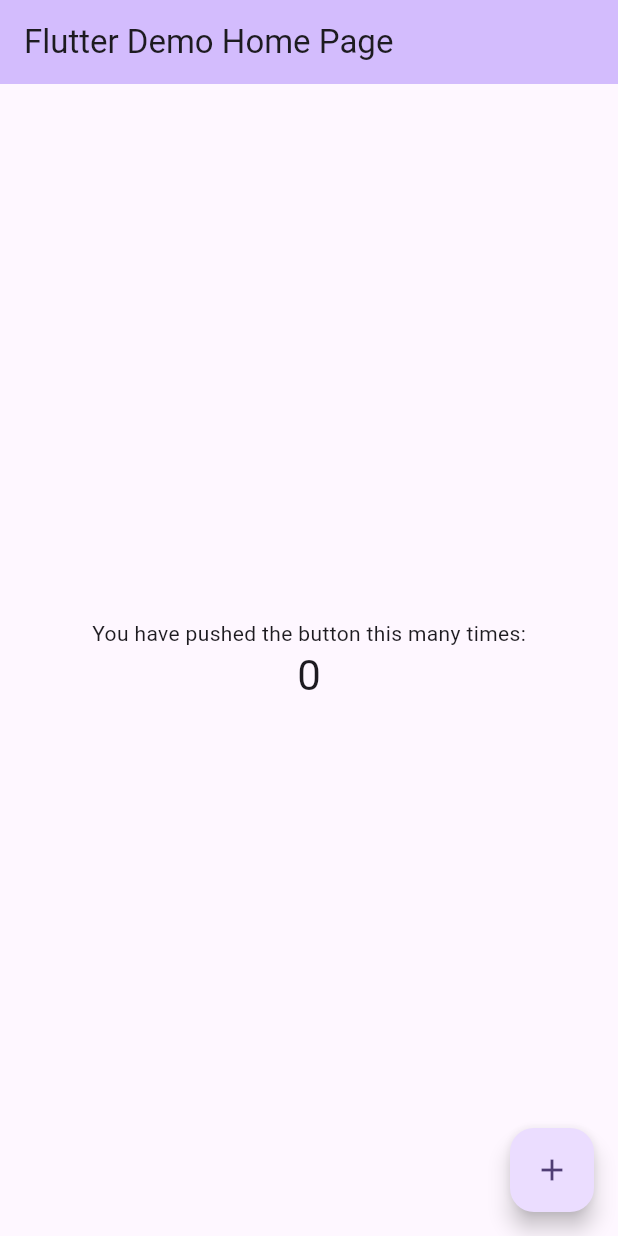
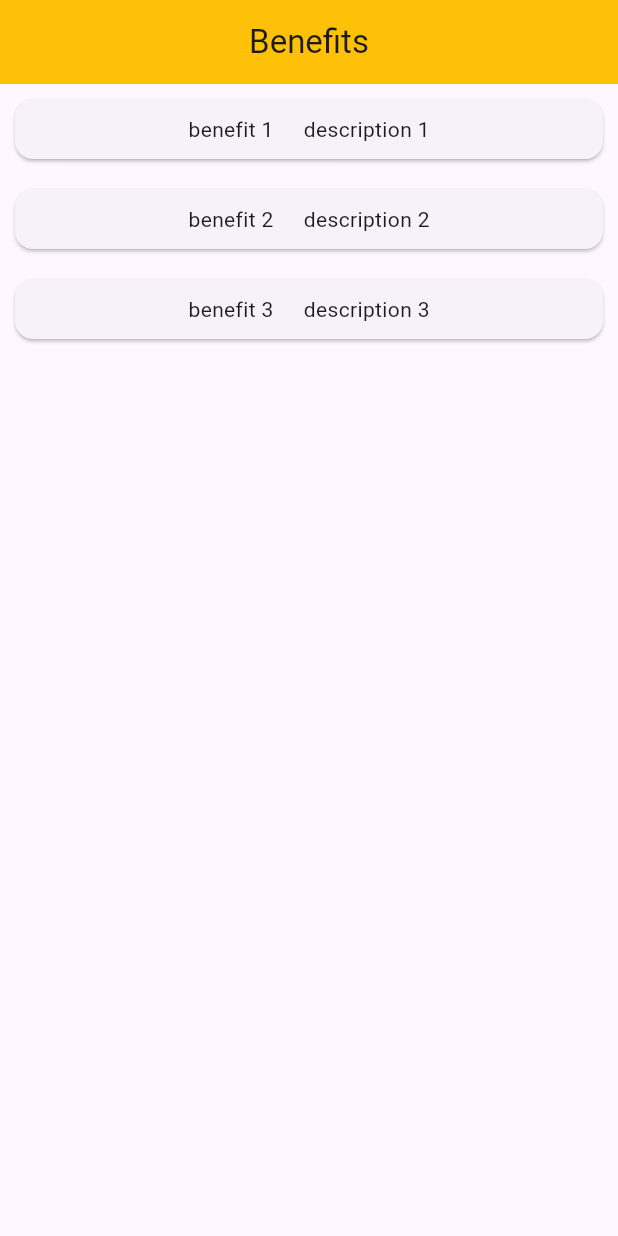
Before and after one commit to swapniludar/ehop_app, a Flutter app: the screen it shows after launch, on a phone screen of 412 x 824 dp. Run offline on Flutter 3.47's test engine with Material 3 defaults, Android fonts, the light colour scheme and no system bars.

Commit message:
introduced benefits page with dummy values

```diff
--- a/lib/main.dart
+++ b/lib/main.dart
@@ -1,122 +1,39 @@
+import 'package:ehop_app/model/benefit.dart';
+import 'package:ehop_app/widget/benefit_card.dart';
 import 'package:flutter/material.dart';
 
 void main() {
-  runApp(const MyApp());
+  runApp(MaterialApp(home: const BenefitsPage()));
 }
 
-class MyApp extends StatelessWidget {
-  const MyApp({super.key});
+class BenefitsPage extends StatelessWidget {
+  static List<Benefit> benefits = [
+    Benefit("benefit 1", "description 1"),
+    Benefit("benefit 2", "description 2"),
+    Benefit("benefit 3", "description 3"),
+  ];
 
-  // This widget is the root of your application.
+  const BenefitsPage({super.key});
+
   @override
   Widget build(BuildContext context) {
-    return MaterialApp(
-      title: 'Flutter Demo',
-      theme: ThemeData(
-        // This is the theme of your application.
-        //
-        // TRY THIS: Try running your application with "flutter run". You'll see
-        // the application has a purple toolbar. Then, without quitting the app,
-        // try changing the seedColor in the colorScheme below to Colors.green
-        // and then invoke "hot reload" (save your changes or press the "hot
-        // reload" button in a Flutter-supported IDE, or press "r" if you used
-        // the command line to start the app).
-        //
-        // Notice that the counter didn't reset back to zero; the application
-        // state is not lost during the reload. To reset the state, use hot
-        // restart instead.
-        //
-        // This works for code too, not just values: Most code changes can be
-        // tested with just a hot reload.
-        colorScheme: ColorScheme.fromSeed(seedColor: Colors.deepPurple),
+    return Scaffold(
+      appBar: AppBar(
+        title: Text("Benefits"),
+        centerTitle: true,
+        backgroundColor: Colors.amber,
       ),
-      home: const MyHomePage(title: 'Flutter Demo Home Page'),
+      body: Center(
+        child: ListView.builder(
+          itemCount: benefits.length,
+          itemBuilder: (BuildContext context, int index) {
+            return BenefitCard(
+              benefit: benefits[index],
+              onTap: () => {print("Tapped on ${benefits[index].name}")},
+            );
+          },
+        ),
+      ),
     );
   }
 }
-
-class MyHomePage extends StatefulWidget {
-  const MyHomePage({super.key, required this.title});
-
-  // This widget is the home page of your application. It is stateful, meaning
-  // that it has a State object (defined below) that contains fields that affect
-  // how it looks.
-
-  // This class is the configuration for the state. It holds the values (in this
-  // case the title) provided by the parent (in this case the App widget) and
-  // used by the build method of the State. Fields in a Widget subclass are
-  // always marked "final".
-
-  final String title;
-
-  @override
-  State<MyHomePage> createState() => _MyHomePageState();
-}
-
-class _MyHomePageState extends State<MyHomePage> {
-  int _counter = 0;
-
-  void _incrementCounter() {
-    setState(() {
-      // This call to setState tells the Flutter framework that something has
-      // changed in this State, which causes it to rerun the build method below
-      // so that the display can reflect the updated values. If we changed
-      // _counter without calling setState(), then the build method would not be
-      // called again, and so nothing would appear to happen.
-      _counter++;
-    });
-  }
-
-  @override
-  Widget build(BuildContext context) {
-    // This method is rerun every time setState is called, for instance as done
-    // by the _incrementCounter method above.
-    //
-    // The Flutter framework has been optimized to make rerunning build methods
-    // fast, so that you can just rebuild anything that needs updating rather
-    // than having to individually change instances of widgets.
-    return Scaffold(
-      appBar: AppBar(
-        // TRY THIS: Try changing the color here to a specific color (to
-        // Colors.amber, perhaps?) and trigger a hot reload to see the AppBar
-        // change color while the other colors stay the same.
-        backgroundColor: Theme.of(context).colorScheme.inversePrimary,
-        // Here we take the value from the MyHomePage object that was created by
-        // the App.build method, and use it to set our appbar title.
-        title: Text(widget.title),
-      ),
-      body: Center(
-        // Center is a layout widget. It takes a single child and positions it
-        // in the middle of the parent.
-        child: Column(
-          // Column is also a layout widget. It takes a list of children and
-          // arranges them vertically. By default, it sizes itself to fit its
-          // children horizontally, and tries to be as tall as its parent.
-          //
-          // Column has various properties to control how it sizes itself and
-          // how it positions its children. Here we use mainAxisAlignment to
-          // center the children vertically; the main axis here is the vertical
-          // axis because Columns are vertical (the cross axis would be
-          // horizontal).
-          //
-          // TRY THIS: Invoke "debug painting" (choose the "Toggle Debug Paint"
-          // action in the IDE, or press "p" in the console), to see the
-          // wireframe for each widget.
-          mainAxisAlignment: MainAxisAlignment.center,
-          children: <Widget>[
-            const Text('You have pushed the button this many times:'),
-            Text(
-              '$_counter',
-              style: Theme.of(context).textTheme.headlineMedium,
-            ),
-          ],
-        ),
-      ),
-      floatingActionButton: FloatingActionButton(
-        onPressed: _incrementCounter,
-        tooltip: 'Increment',
-        child: const Icon(Icons.add),
-      ), // This trailing comma makes auto-formatting nicer for build methods.
-    );
-  }
-}
--- /dev/null
+++ b/lib/model/benefit.dart
@@ -0,0 +1,6 @@
+class Benefit {
+  String name;
+  String description;
+
+  Benefit(this.name, this.description);
+}
--- /dev/null
+++ b/lib/widget/benefit_card.dart
@@ -0,0 +1,30 @@
+import 'package:ehop_app/model/benefit.dart';
+import 'package:flutter/material.dart';
+
+class BenefitCard extends StatelessWidget {
+  final Benefit benefit;
+  final VoidCallback onTap;
+
+  const BenefitCard({super.key, required this.benefit, required this.onTap});
+
+  @override
+  Widget build(BuildContext context) {
+    return GestureDetector(
+      onTap: onTap,
+      child: Card(
+        margin: const EdgeInsets.all(10),
+        child: Padding(
+          padding: const EdgeInsets.all(10),
+          child: Row(
+            mainAxisAlignment: MainAxisAlignment.center,
+            children: [
+              Text(benefit.name),
+              const SizedBox(width: 20),
+              Text(benefit.description),
+            ],
+          ),
+        ),
+      ),
+    );
+  }
+}
```
Also changed, not shown: 1 other file.
